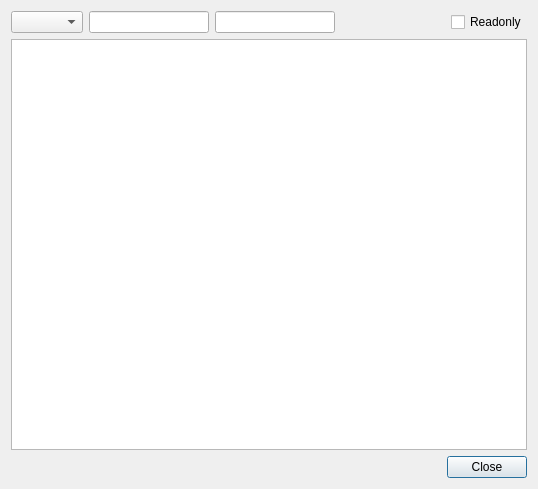
Above: dialogdatainspector.ui from horsicq/FormatDialogs before the change. Below: the same form after it.
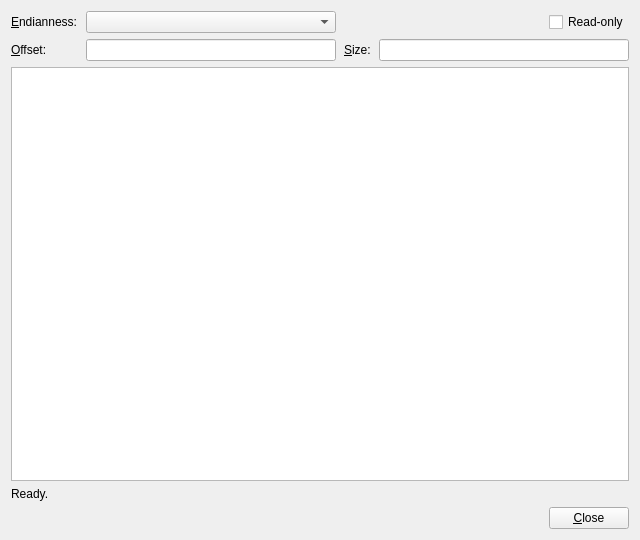
That is the form after the change. Custom widgets are drawn as their Qt base class.

Commit message: refactor(datainspector): overhaul data inspector dialog

```diff
--- a/dialogdatainspector.ui
+++ b/dialogdatainspector.ui
@@ -9,10 +9,22 @@
    <rect>
     <x>0</x>
     <y>0</y>
-    <width>538</width>
-    <height>489</height>
+    <width>640</width>
+    <height>540</height>
    </rect>
   </property>
+  <property name="minimumSize">
+   <size>
+    <width>480</width>
+    <height>360</height>
+   </size>
+  </property>
+  <property name="accessibleName">
+   <string>Data inspector</string>
+  </property>
+  <property name="accessibleDescription">
+   <string>Inspect selected bytes as numeric, text, and binary values.</string>
+  </property>
   <property name="windowTitle">
    <string>Inspector</string>
   </property>
@@ -21,11 +33,69 @@
   </property>
   <layout class="QVBoxLayout" name="verticalLayout">
    <item>
-    <layout class="QHBoxLayout" name="horizontalLayout_2">
-     <item>
-      <widget class="QComboBox" name="comboBoxEndianness"/>
+    <layout class="QGridLayout" name="gridLayoutSelection">
+     <property name="horizontalSpacing">
+      <number>8</number>
+     </property>
+     <property name="verticalSpacing">
+      <number>6</number>
+     </property>
+     <item row="0" column="0">
+      <widget class="QLabel" name="labelEndianness">
+       <property name="text">
+        <string>&amp;Endianness:</string>
+       </property>
+       <property name="buddy">
+        <cstring>comboBoxEndianness</cstring>
+       </property>
+      </widget>
      </item>
-     <item>
+     <item row="0" column="1">
+      <widget class="QComboBox" name="comboBoxEndianness">
+       <property name="minimumSize">
+        <size>
+         <width>120</width>
+         <height>0</height>
+        </size>
+       </property>
+       <property name="accessibleName">
+        <string>Endianness</string>
+       </property>
+       <property name="accessibleDescription">
+        <string>Choose how multi-byte numeric and Unicode values are interpreted.</string>
+       </property>
+       <property name="toolTip">
+        <string>Choose the byte order used for multi-byte values.</string>
+       </property>
+      </widget>
+     </item>
+     <item row="0" column="2" colspan="2" alignment="Qt::AlignRight|Qt::AlignVCenter">
+      <widget class="QCheckBox" name="checkBoxReadonly">
+       <property name="accessibleName">
+        <string>Read-only mode</string>
+       </property>
+       <property name="accessibleDescription">
+        <string>When checked, interpreted values cannot be edited.</string>
+       </property>
+       <property name="toolTip">
+        <string>Prevent changes to the inspected data.</string>
+       </property>
+       <property name="text">
+        <string>Read-only</string>
+       </property>
+      </widget>
+     </item>
+     <item row="1" column="0">
+      <widget class="QLabel" name="labelOffset">
+       <property name="text">
+        <string>&amp;Offset:</string>
+       </property>
+       <property name="buddy">
+        <cstring>lineEditOffset</cstring>
+       </property>
+      </widget>
+     </item>
+     <item row="1" column="1">
       <widget class="XLineEditHEX" name="lineEditOffset">
        <property name="minimumSize">
         <size>
@@ -33,9 +103,31 @@
          <height>0</height>
         </size>
        </property>
+       <property name="accessibleName">
+        <string>Selection offset</string>
+       </property>
+       <property name="accessibleDescription">
+        <string>Starting byte offset of the inspected selection.</string>
+       </property>
+       <property name="toolTip">
+        <string>Starting byte offset of the inspected selection.</string>
+       </property>
+       <property name="readOnly">
+        <bool>true</bool>
+       </property>
       </widget>
      </item>
-     <item>
+     <item row="1" column="2">
+      <widget class="QLabel" name="labelSize">
+       <property name="text">
+        <string>&amp;Size:</string>
+       </property>
+       <property name="buddy">
+        <cstring>lineEditSize</cstring>
+       </property>
+      </widget>
+     </item>
+     <item row="1" column="3">
       <widget class="XLineEditHEX" name="lineEditSize">
        <property name="minimumSize">
         <size>
@@ -43,25 +135,17 @@
          <height>0</height>
         </size>
        </property>
-      </widget>
-     </item>
-     <item>
-      <spacer name="horizontalSpacer_2">
-       <property name="orientation">
-        <enum>Qt::Horizontal</enum>
+       <property name="accessibleName">
+        <string>Selection size</string>
        </property>
-       <property name="sizeHint" stdset="0">
-        <size>
-         <width>40</width>
-         <height>20</height>
-        </size>
+       <property name="accessibleDescription">
+        <string>Number of bytes available in the inspected selection.</string>
        </property>
-      </spacer>
-     </item>
-     <item>
-      <widget class="QCheckBox" name="checkBoxReadonly">
-       <property name="text">
-        <string>Readonly</string>
+       <property name="toolTip">
+        <string>Number of bytes available in the inspected selection.</string>
+       </property>
+       <property name="readOnly">
+        <bool>true</bool>
        </property>
       </widget>
      </item>
@@ -69,6 +153,21 @@
    </item>
    <item>
     <widget class="QTableWidget" name="tableWidgetDataInspector">
+     <property name="accessibleName">
+      <string>Interpreted data values</string>
+     </property>
+     <property name="accessibleDescription">
+      <string>Values at the selected offset shown in several numeric, text, and binary formats. Use the arrow keys to navigate rows.</string>
+     </property>
+     <property name="toolTip">
+      <string>Inspect the selected bytes in several formats. Use the arrow keys to navigate rows.</string>
+     </property>
+     <property name="alternatingRowColors">
+      <bool>true</bool>
+     </property>
+     <property name="tabKeyNavigation">
+      <bool>true</bool>
+     </property>
      <property name="editTriggers">
       <set>QAbstractItemView::NoEditTriggers</set>
      </property>
@@ -84,12 +183,31 @@
      <attribute name="verticalHeaderVisible">
       <bool>false</bool>
      </attribute>
-     <attribute name="verticalHeaderMinimumSectionSize">
-      <number>20</number>
-     </attribute>
-     <attribute name="verticalHeaderDefaultSectionSize">
-      <number>20</number>
-     </attribute>
+    </widget>
+   </item>
+   <item>
+    <widget class="QLabel" name="labelStatus">
+     <property name="sizePolicy">
+      <sizepolicy hsizetype="Expanding" vsizetype="Preferred">
+       <horstretch>0</horstretch>
+       <verstretch>0</verstretch>
+      </sizepolicy>
+     </property>
+     <property name="accessibleName">
+      <string>Inspector status</string>
+     </property>
+     <property name="accessibleDescription">
+      <string>Reports the current selection state and whether values can be edited.</string>
+     </property>
+     <property name="text">
+      <string>Ready.</string>
+     </property>
+     <property name="wordWrap">
+      <bool>true</bool>
+     </property>
+     <property name="textInteractionFlags">
+      <set>Qt::TextSelectableByKeyboard|Qt::TextSelectableByMouse</set>
+     </property>
     </widget>
    </item>
    <item>
@@ -110,7 +228,13 @@
      <item>
       <widget class="QPushButton" name="pushButtonClose">
        <property name="text">
-        <string>Close</string>
+        <string>&amp;Close</string>
+       </property>
+       <property name="autoDefault">
+        <bool>false</bool>
+       </property>
+       <property name="default">
+        <bool>false</bool>
        </property>
       </widget>
      </item>
```
Left out of the diff: 21 changed lines with no effect on the pictures. The commit also changes 2 other files.
